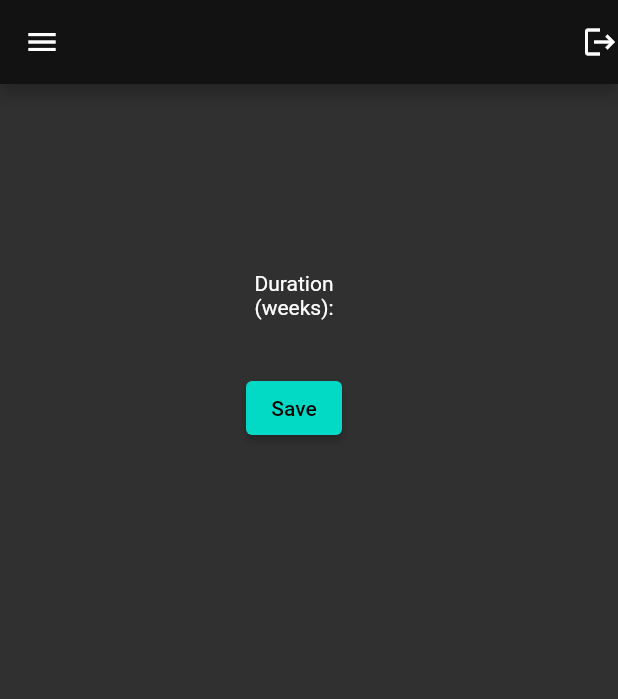
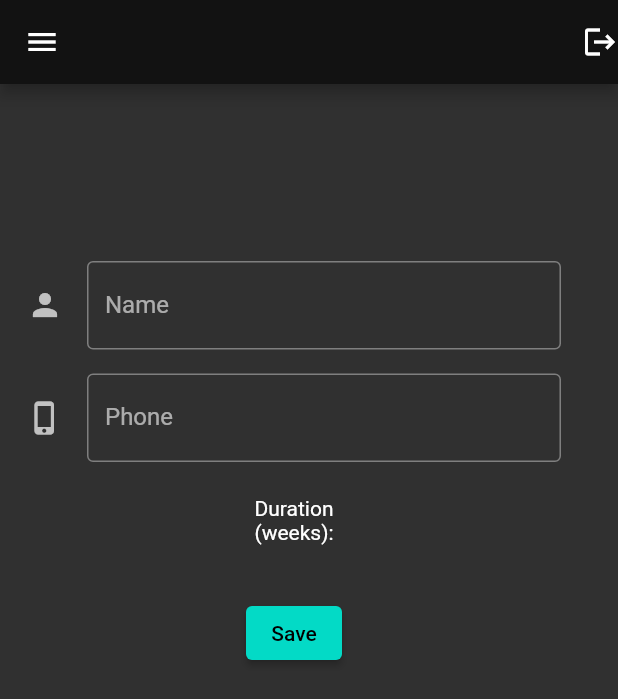
Before and after one commit to DavidVictorvV/Appoint_app_flutter, a Flutter app: the screen it shows once a user with an empty profile is signed in, on a phone screen of 412 x 824 dp. Shown: the top 699 px of the screen. Run offline on Flutter 3.47's test engine with Material 2 defaults, Android fonts, the light colour scheme and no system bars; our stand-ins replace cloud_firestore, firebase_auth, firebase_core, permission_handler; missing offline and left inert: fast_contacts; accounts and stored records are empty.

Commit message:
created & added custom input

```diff
--- /dev/null
+++ b/lib/global_utils/input.dart
@@ -0,0 +1,194 @@
+// ignore_for_file: prefer_const_constructors_in_immutables
+
+import 'dart:async';
+
+import 'package:fast_contacts/fast_contacts.dart';
+import 'package:flutter/material.dart';
+import 'package:flutter/services.dart';
+import 'package:permission_handler/permission_handler.dart';
+
+class MyInput extends StatefulWidget {
+  final String label, hint;
+  final IconData icon;
+  final bool nr, last;
+  final TextEditingController myController;
+  final TextEditingController controller2;
+
+  @override
+  String toString({DiagnosticLevel minLevel = DiagnosticLevel.info}) {
+    return myController.text;
+  }
+
+  MyInput(this.label, this.hint, this.icon, this.myController, this.controller2,
+      {this.nr = false, this.last = false});
+
+  @override
+  State<MyInput> createState() {
+    return _MyInputState(label, hint, icon, myController, controller2,
+        nr: nr, last: last);
+  }
+}
+
+class _MyInputState extends State<MyInput> {
+  // Iterable<Contact> _contacts;
+  final String label, hint;
+  final IconData icon;
+  final bool nr, last;
+  OverlayEntry? entry;
+  final focusNode = FocusNode();
+  final layerLink = LayerLink();
+  final TextEditingController myController;
+  final TextEditingController controller2;
+
+  Iterable<Contact> _contacts = [];
+  var _contactsL = [];
+
+  Future<void> getContacts() async {
+    var status = await Permission.contacts.status;
+    if (status.isDenied) {
+      await Permission.contacts.request().isGranted;
+    }
+    final Iterable<Contact> contacts = await FastContacts.allContacts;
+
+    //We already have permissions for contact when we get to this page, so we
+    // are now just retrieving it
+    setState(() {
+      _contacts = contacts;
+    });
+    print("Loaded contacts");
+  }
+
+  TextEditingController getController() {
+    return myController;
+  }
+
+  _MyInputState(
+      this.label, this.hint, this.icon, this.myController, this.controller2,
+      {this.nr = false, this.last = false});
+
+  @override
+  String toString({DiagnosticLevel minLevel = DiagnosticLevel.info}) {
+    return myController.text;
+  }
+
+  @override
+  void initState() {
+    getContacts();
+
+    focusNode.addListener(() {
+      if (focusNode.hasFocus) {
+        showOverlay();
+      } else {
+        hideOverlay();
+      }
+    });
+
+    super.initState();
+  }
+
+  void showOverlay() {
+    final overlay = Overlay.of(context)!;
+    final renderBox = context.findRenderObject() as RenderBox;
+    final size = renderBox.size;
+    final offset = renderBox.localToGlobal(Offset.zero);
+
+    entry = OverlayEntry(
+      builder: (context) => Positioned(
+        width: size.width - size.width / 8,
+        child: CompositedTransformFollower(
+          link: layerLink,
+          showWhenUnlinked: false,
+          offset: Offset(size.width / 10, size.height),
+          child: buildOverlay(),
+        ),
+      ),
+    );
+
+    overlay.insert(entry!);
+  }
+
+  hideOverlay() {
+    entry?.remove();
+    entry = null;
+  }
+
+  buildOverlay() {
+    if (_contacts.length == 0 || _contacts == null) {
+      return;
+    }
+    return Material(
+      elevation: 8,
+      child: SingleChildScrollView(
+        child: Column(children: [
+          ...(_contactsL as List).map((contact) {
+            var phone = contact['phone'].toString();
+            var name = contact['name'].toString();
+            return ListTile(
+              title: Text(!nr ? name : phone),
+              subtitle: Text(!nr ? phone : name),
+              onTap: () {
+                myController.text = !nr ? name : phone;
+                controller2.text = nr ? name : phone;
+                hideOverlay();
+                focusNode.unfocus();
+              },
+            );
+          }).toList(),
+        ]),
+      ),
+    );
+  }
+
+  @override
+  Widget build(BuildContext context) {
+    return Padding(
+      padding: const EdgeInsets.all(8.0),
+      child: CompositedTransformTarget(
+        link: layerLink,
+        child: TextFormField(
+            focusNode: focusNode,
+            controller: myController,
+            validator: (value) {
+              if (value == null || value.isEmpty) {
+                return 'Please enter some text';
+              }
+              return null;
+            },
+            onChanged: <String>(val) {
+              if (val == null || val == "") return;
+              setState(() {
+                _contactsL = [];
+              });
+              for (var contact in _contacts) {
+                var contName = contact.displayName;
+                var phones = contact.phones[0];
+                if (contName
+                        .toLowerCase()
+                        .startsWith(val.toString().toLowerCase()) ||
+                    phones.startsWith(val.toString())) {
+                  setState(() {
+                    _contactsL.add({"name": contName, "phone": phones});
+                  });
+                }
+              }
+            },
+            textInputAction: last ? TextInputAction.done : TextInputAction.next,
+            keyboardType: nr ? TextInputType.phone : TextInputType.name,
+            autofillHints: const [
+              AutofillHints.telephoneNumberNational,
+              AutofillHints.name
+            ],
+            inputFormatters: nr
+                ? <TextInputFormatter>[
+                    FilteringTextInputFormatter.allow(RegExp(r'[0-9]')),
+                  ]
+                : null,
+            decoration: InputDecoration(
+                border: OutlineInputBorder(),
+                labelText: label,
+                hintText: hint,
+                icon: Icon(icon))),
+      ),
+    );
+  }
+}
--- a/lib/main_app_pages/add_client.dart
+++ b/lib/main_app_pages/add_client.dart
@@ -6,6 +6,8 @@ import 'package:flutter/material.dart';
 import 'package:fast_contacts/fast_contacts.dart';
 import 'package:permission_handler/permission_handler.dart';
 import 'package:intl/intl.dart';
+
+import '../global_utils/input.dart';
 
 class AddUser extends StatefulWidget {
   const AddUser({Key? key}) : super(key: key);
@@ -37,17 +39,17 @@ class _AddUserState extends State<AddUser> {
                   const SizedBox(
                     height: 80,
                   ),
-                  // name = MyInput("Name", "David", Icons.person, myControllerName,
-                  // myControllerPhone),
-                  // phone = MyInput(
-                  //   "Phone",
-                  //   "07...",
-                  //   Icons.phone_iphone,
-                  //   myControllerPhone,
-                  //   myControllerName,
-                  //   nr: true,
-                  //   last: true,
-                  // ),
+                  name = MyInput("Name", "David", Icons.person,
+                      myControllerName, myControllerPhone),
+                  phone = MyInput(
+                    "Phone",
+                    "07...",
+                    Icons.phone_iphone,
+                    myControllerPhone,
+                    myControllerName,
+                    nr: true,
+                    last: true,
+                  ),
                   Column(
                     children: [
                       Padding(
```
